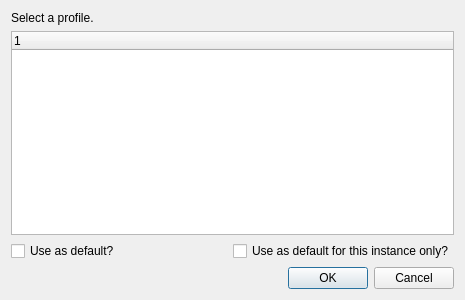
The window that launcher/ui/dialogs/ProfileSelectDialog.ui (MultiMC/Launcher) describes before a commit, drawn with Qt 5.
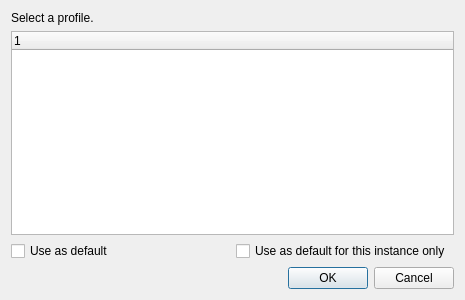
The same window after the commit.

```diff
--- a/launcher/ui/dialogs/ProfileSelectDialog.ui
+++ b/launcher/ui/dialogs/ProfileSelectDialog.ui
@@ -35,14 +35,14 @@
      <item>
       <widget class="QCheckBox" name="globalDefaultCheck">
        <property name="text">
-        <string>Use as default?</string>
+        <string>Use as default</string>
        </property>
       </widget>
      </item>
      <item>
       <widget class="QCheckBox" name="instDefaultCheck">
        <property name="text">
-        <string>Use as default for this instance only?</string>
+        <string>Use as default for this instance only</string>
        </property>
       </widget>
      </item>
```
